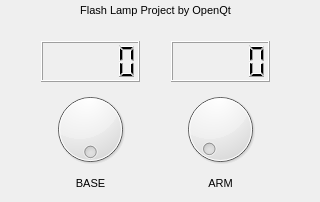
The window that flashlamp.ui (myconfix/flashlampSBC) describes before a commit, drawn with Qt 5.
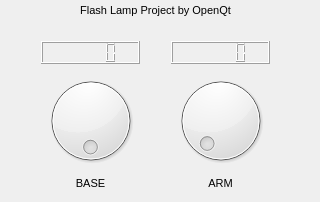
The same window after the commit.

Commit message: first RPI jessie

```diff
--- a/flashlamp.ui
+++ b/flashlamp.ui
@@ -48,8 +48,8 @@
      <widget class="QLCDNumber" name="base_lcd_number">
       <property name="sizePolicy">
        <sizepolicy hsizetype="Minimum" vsizetype="Minimum">
-        <horstretch>1</horstretch>
-        <verstretch>1</verstretch>
+        <horstretch>0</horstretch>
+        <verstretch>0</verstretch>
        </sizepolicy>
       </property>
      </widget>
@@ -104,8 +104,8 @@
      <widget class="QLCDNumber" name="arm_lcd_number">
       <property name="sizePolicy">
        <sizepolicy hsizetype="Minimum" vsizetype="Minimum">
-        <horstretch>1</horstretch>
-        <verstretch>1</verstretch>
+        <horstretch>0</horstretch>
+        <verstretch>0</verstretch>
        </sizepolicy>
       </property>
      </widget>
```
The commit also changes 2 other files.
